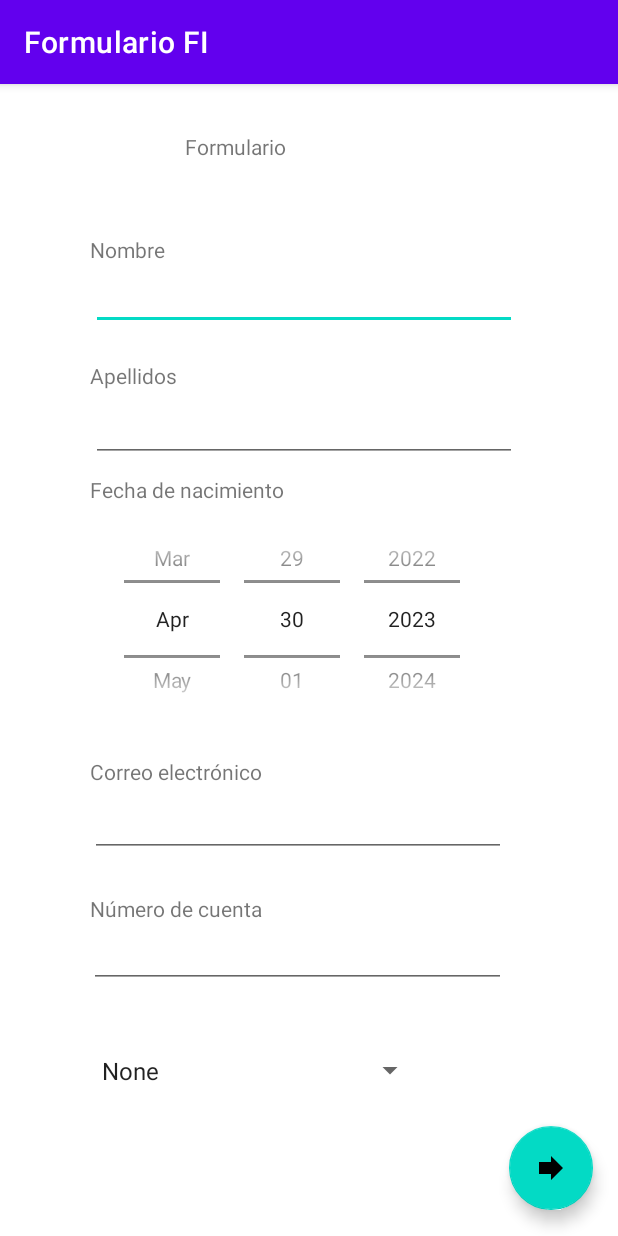
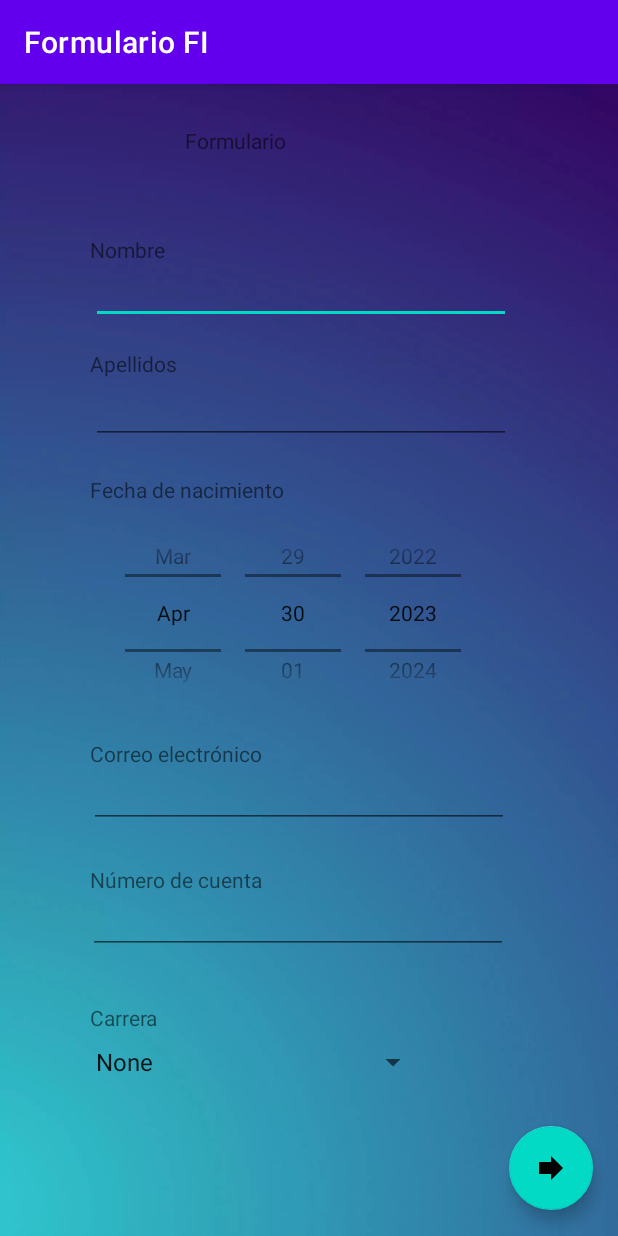
Before and after one commit to AbrahamRH/FormularioFI_CM, an Android app: the MainActivity screen opened directly, with no data from a screen before it, on a phone screen of 412 x 824 dp. Run offline under Robolectric (Android 15) with nearby library versions, the phone set to English and light mode, and no system bars; our stand-ins replace data binding.

Commit message:
Adding a background and the scrollview

```diff
--- a/app/src/main/java/com/example/formulariofi/form.kt
+++ b/app/src/main/java/com/example/formulariofi/form.kt
@@ -36,7 +36,7 @@
     private fun putContent(alumno : Alumno) {
         binding.tvNombreCompleto.text = getString(R.string.nombreCompleto, alumno.nombre, alumno.apellidos)
         binding.imgCarrera.setImageResource(arrayImgCarreras[imgId])
-        binding.tvEdad.text = resources.getQuantityString(R.plurals.yearsOld, alumno.getYears())
+        binding.tvEdad.text = resources.getQuantityString(R.plurals.yearsOld, alumno.getYears(), alumno.getYears())
         binding.tvCorreo.text = alumno.correo
         binding.tvSignoZodiacal.text = getString(alumno.getSigno())
         binding.tvSignoChino.text = getString(alumno.getHoroscopo())
--- a/app/src/main/res/layout/activity_form.xml
+++ b/app/src/main/res/layout/activity_form.xml
@@ -1,10 +1,17 @@
 <?xml version="1.0" encoding="utf-8"?>
-<androidx.constraintlayout.widget.ConstraintLayout xmlns:android="http://schemas.android.com/apk/res/android"
+<ScrollView
+    android:layout_width="match_parent"
+    xmlns:android="http://schemas.android.com/apk/res/android"
+    android:layout_height="match_parent">
+
+    <androidx.constraintlayout.widget.ConstraintLayout
     xmlns:app="http://schemas.android.com/apk/res-auto"
     xmlns:tools="http://schemas.android.com/tools"
     android:layout_width="match_parent"
-    android:layout_height="match_parent"
-    tools:context=".form">
+    android:layout_height="wrap_content"
+    android:background="@drawable/bg_azul"
+    tools:context=".form"
+        >
 
     <TextView
         android:id="@+id/tvSignoZodiacal"
@@ -15,6 +22,8 @@
         app:layout_constraintHorizontal_bias="0.496"
         app:layout_constraintStart_toStartOf="parent"
         app:layout_constraintTop_toBottomOf="@+id/tvCorreo" />
+
+
 
     <TextView
         android:id="@+id/tvSignoChino"
@@ -72,11 +81,11 @@
         android:layout_width="wrap_content"
         android:layout_height="250dp"
         android:layout_marginTop="120dp"
+        android:contentDescription="@string/imagen_carrera"
         app:layout_constraintEnd_toEndOf="parent"
         app:layout_constraintHorizontal_bias="0.498"
         app:layout_constraintStart_toStartOf="parent"
         app:layout_constraintTop_toTopOf="parent"
-        tools:srcCompat="@tools:sample/avatars"
-        android:contentDescription="@string/imagen_carrera" />
-
+        tools:srcCompat="@tools:sample/avatars" />
 </androidx.constraintlayout.widget.ConstraintLayout>
+</ScrollView>
--- a/app/src/main/res/layout/activity_main.xml
+++ b/app/src/main/res/layout/activity_main.xml
@@ -7,7 +7,17 @@
     <androidx.constraintlayout.widget.ConstraintLayout
         android:layout_width="match_parent"
         android:layout_height="match_parent"
+        android:background="@drawable/bg_azul"
         tools:context=".MainActivity">
+
+        <TextView
+            android:id="@+id/labelCarrera"
+            android:layout_width="wrap_content"
+            android:layout_height="wrap_content"
+            android:layout_marginStart="60dp"
+            android:text="@string/carrera"
+            app:layout_constraintBottom_toTopOf="@+id/spinnerCarrera"
+            app:layout_constraintStart_toStartOf="parent" />
 
         <com.google.android.material.floatingactionbutton.FloatingActionButton
             android:id="@+id/btnNewProfile"
@@ -30,28 +40,28 @@
 
         <EditText
             android:id="@+id/inputNombre"
-            android:layout_width="284dp"
-            android:layout_height="44dp"
+            android:layout_width="280dp"
+            android:layout_height="40dp"
             android:layout_marginTop="120dp"
             android:autofillHints=""
             android:ems="10"
             android:inputType="textPersonName"
             android:labelFor="@id/labelNombre"
             app:layout_constraintEnd_toEndOf="parent"
-            app:layout_constraintHorizontal_bias="0.472"
+            app:layout_constraintHorizontal_bias="0.458"
             app:layout_constraintStart_toStartOf="parent"
             app:layout_constraintTop_toTopOf="parent" />
 
         <EditText
             android:id="@+id/inputApellidos"
-            android:layout_width="284dp"
-            android:layout_height="44dp"
-            android:layout_marginTop="44dp"
+            android:layout_width="280dp"
+            android:layout_height="40dp"
+            android:layout_marginTop="40dp"
             android:autofillHints=""
             android:ems="10"
             android:inputType="textPersonName"
             app:layout_constraintEnd_toEndOf="parent"
-            app:layout_constraintHorizontal_bias="0.472"
+            app:layout_constraintHorizontal_bias="0.458"
             app:layout_constraintStart_toStartOf="parent"
             app:layout_constraintTop_toBottomOf="@+id/inputNombre" />
 
@@ -67,8 +77,8 @@
 
         <EditText
             android:id="@+id/inputEmail"
-            android:layout_width="277dp"
-            android:layout_height="47dp"
+            android:layout_width="280dp"
+            android:layout_height="40dp"
             android:layout_marginTop="216dp"
             android:autofillHints=""
             android:ems="10"
@@ -81,17 +91,17 @@
 
         <Spinner
             android:id="@+id/spinnerCarrera"
-            android:layout_width="224dp"
-            android:layout_height="46dp"
-            android:layout_marginStart="60dp"
-            android:layout_marginTop="32dp"
+            android:layout_width="230dp"
+            android:layout_height="40dp"
+            android:layout_marginStart="56dp"
+            android:layout_marginTop="52dp"
             app:layout_constraintStart_toStartOf="parent"
             app:layout_constraintTop_toBottomOf="@+id/inputCuenta" />
 
         <EditText
             android:id="@+id/inputCuenta"
-            android:layout_width="278dp"
-            android:layout_height="43dp"
+            android:layout_width="280dp"
+            android:layout_height="40dp"
             android:layout_marginTop="44dp"
             android:autofillHints=""
             android:ems="10"
@@ -106,7 +116,7 @@
             android:id="@+id/tvFormTitle"
             android:layout_width="164dp"
             android:layout_height="39dp"
-            android:layout_marginTop="32dp"
+            android:layout_marginTop="28dp"
             android:text="@string/formulario"
             app:layout_constraintEnd_toEndOf="parent"
             app:layout_constraintHorizontal_bias="0.497"
@@ -124,8 +134,8 @@
 
         <DatePicker
             android:id="@+id/inputFechaNacimiento"
-            android:layout_width="277dp"
-            android:layout_height="153dp"
+            android:layout_width="280dp"
+            android:layout_height="145dp"
             android:layout_marginTop="280dp"
             android:calendarViewShown="false"
             android:datePickerMode="spinner"
--- a/app/src/main/res/values/strings.xml
+++ b/app/src/main/res/values/strings.xml
@@ -13,6 +13,7 @@
     <string name="completarFormulario">Por favor complete el formulario.</string>
     <string name="campoCuenta">Revisa el campo cuenta</string>
     <string name="campoCarrera">Especifica la carrera</string>
+    <string name="carrera">Carrera</string>
     <string name="campoFecha">Revisa tu fecha de nacimiento</string>
     <string name="nombreCompleto">%1$s %2$s</string>
     <plurals name="yearsOld">
```
Also changed, not shown: 1 other file.
